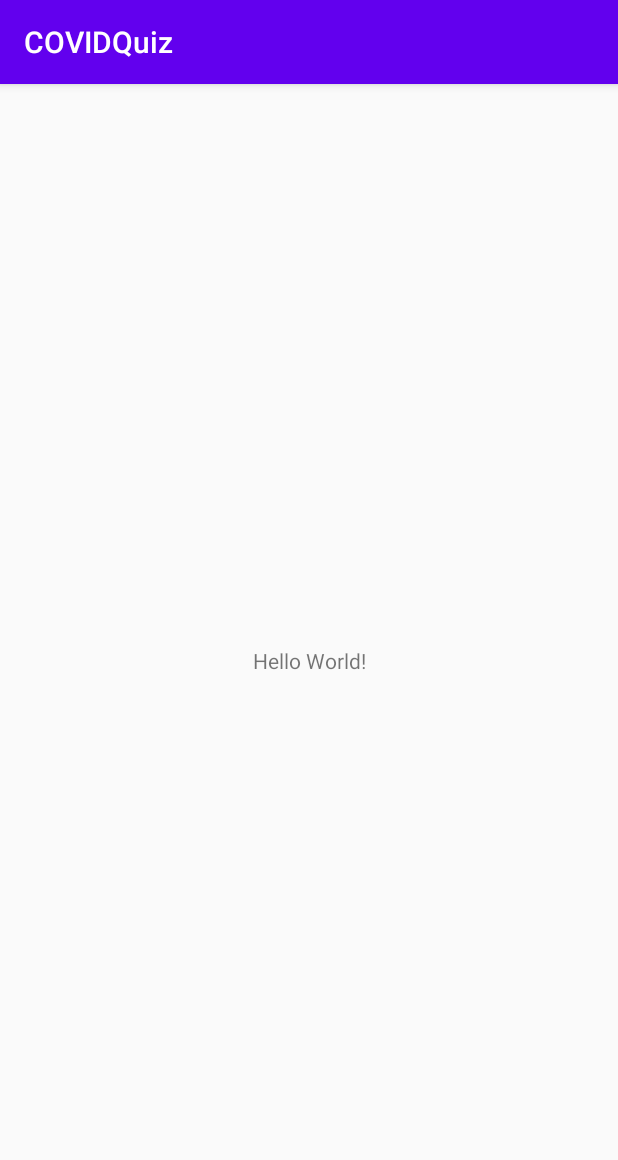
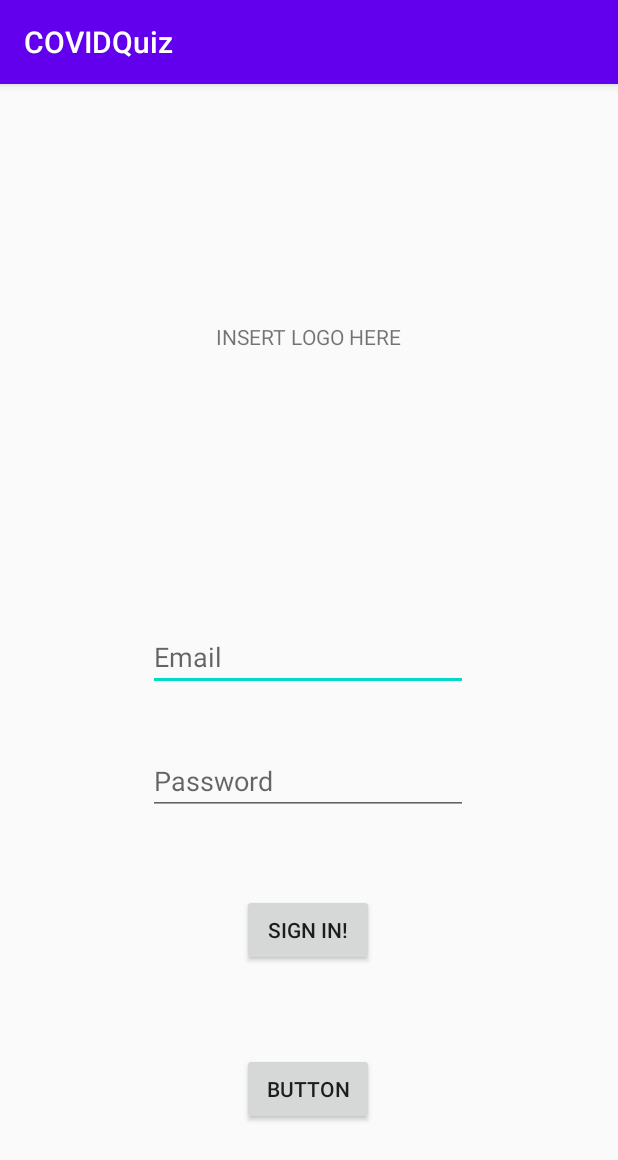
Before and after one commit to jmahajan117/COVIDQuiz, an Android app: the screen it shows after launch (MainActivity), on a phone screen of 412 x 824 dp. Shown: the top 1160 px of the screen. Run offline under Robolectric (Android 15) with nearby library versions, the phone set to English and light mode, and no system bars.

Commit message:
Created Login Screen UI

```diff
--- a/app/src/main/res/layout/activity_main.xml
+++ b/app/src/main/res/layout/activity_main.xml
@@ -6,13 +6,69 @@
     android:layout_height="match_parent"
     tools:context=".MainActivity">
 
-    <TextView
+    <Button
+        android:id="@+id/signInButton"
         android:layout_width="wrap_content"
         android:layout_height="wrap_content"
-        android:text="Hello World!"
+        android:text="Sign In!"
+        app:layout_constraintBottom_toTopOf="@+id/createButton"
+        app:layout_constraintEnd_toEndOf="parent"
+        app:layout_constraintHorizontal_bias="0.498"
+        app:layout_constraintStart_toStartOf="parent"
+        app:layout_constraintTop_toTopOf="parent"
+        app:layout_constraintVertical_bias="0.903" />
+
+    <Button
+        android:id="@+id/createButton"
+        android:layout_width="wrap_content"
+        android:layout_height="wrap_content"
+        android:text="Button"
         app:layout_constraintBottom_toBottomOf="parent"
-        app:layout_constraintLeft_toLeftOf="parent"
-        app:layout_constraintRight_toRightOf="parent"
-        app:layout_constraintTop_toTopOf="parent" />
+        app:layout_constraintEnd_toEndOf="parent"
+        app:layout_constraintHorizontal_bias="0.498"
+        app:layout_constraintStart_toStartOf="parent"
+        app:layout_constraintTop_toTopOf="parent"
+        app:layout_constraintVertical_bias="0.897" />
+
+    <TextView
+        android:id="@+id/textView"
+        android:layout_width="150dp"
+        android:layout_height="174dp"
+        android:gravity="center"
+        android:text="INSERT LOGO HERE"
+        app:layout_constraintBottom_toTopOf="@+id/signInButton"
+        app:layout_constraintEnd_toEndOf="parent"
+        app:layout_constraintHorizontal_bias="0.498"
+        app:layout_constraintStart_toStartOf="parent"
+        app:layout_constraintTop_toTopOf="parent"
+        app:layout_constraintVertical_bias="0.223" />
+
+    <EditText
+        android:id="@+id/emailText"
+        android:layout_width="wrap_content"
+        android:layout_height="wrap_content"
+        android:ems="10"
+        android:hint="Email"
+        android:inputType="textEmailAddress"
+        app:layout_constraintBottom_toTopOf="@+id/signInButton"
+        app:layout_constraintEnd_toEndOf="parent"
+        app:layout_constraintHorizontal_bias="0.497"
+        app:layout_constraintStart_toStartOf="parent"
+        app:layout_constraintTop_toBottomOf="@+id/textView"
+        app:layout_constraintVertical_bias="0.435" />
+
+    <EditText
+        android:id="@+id/passwordText"
+        android:layout_width="wrap_content"
+        android:layout_height="wrap_content"
+        android:ems="10"
+        android:hint="Password"
+        android:inputType="textPassword"
+        app:layout_constraintBottom_toTopOf="@+id/signInButton"
+        app:layout_constraintEnd_toEndOf="parent"
+        app:layout_constraintHorizontal_bias="0.497"
+        app:layout_constraintStart_toStartOf="parent"
+        app:layout_constraintTop_toBottomOf="@+id/emailText"
+        app:layout_constraintVertical_bias="0.415" />
 
 </androidx.constraintlayout.widget.ConstraintLayout>
```
